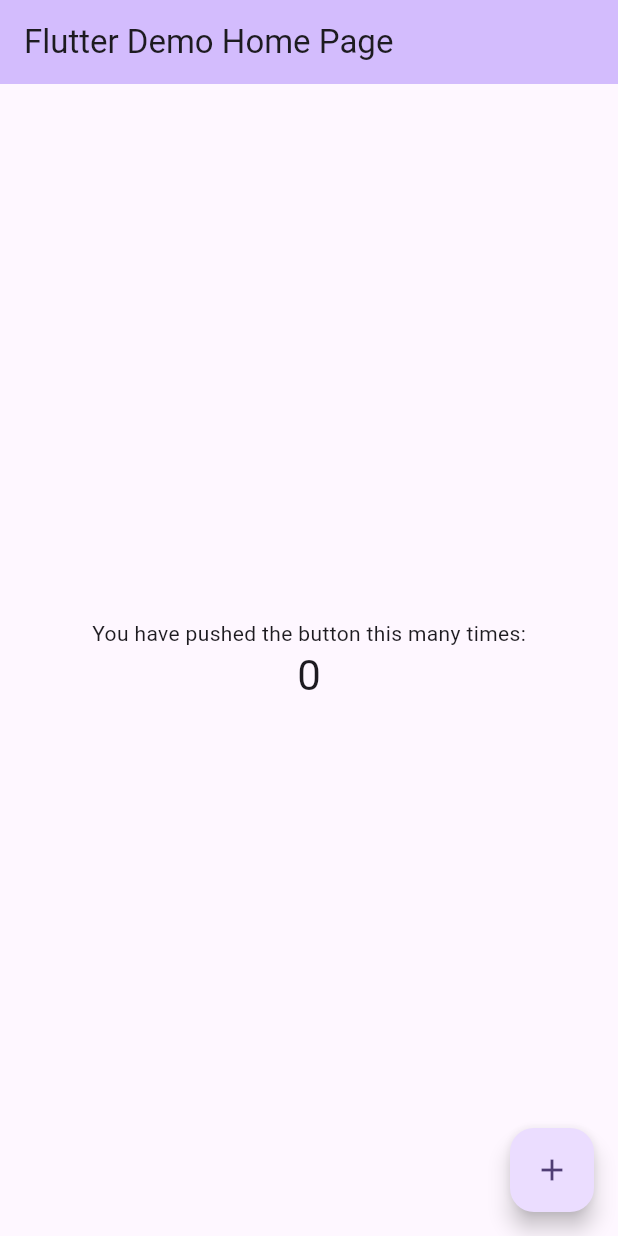
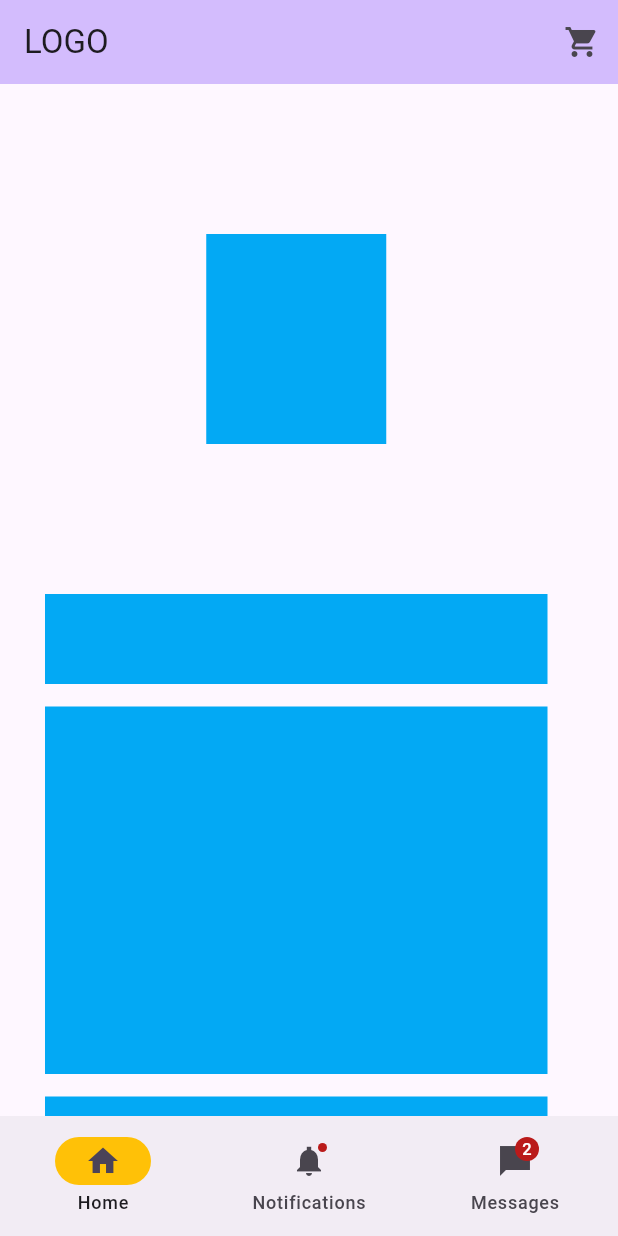
Before and after one commit to 2025-Australia-Internship/TripUS-Client, a Flutter app: the screen it shows after launch, on a phone screen of 412 x 824 dp. Run offline on Flutter 3.47's test engine with Material 3 defaults, Android fonts, the phone set to English and light mode, and no system bars.

Commit message:
create home page

```diff
--- a/lib/main.dart
+++ b/lib/main.dart
@@ -1,125 +1,7 @@
 import 'package:flutter/material.dart';
+import 'pages/home_page.dart';
 
 void main() {
+  //WidgetsFlutterBinding.ensureInitialized();
   runApp(const MyApp());
 }
-
-class MyApp extends StatelessWidget {
-  const MyApp({super.key});
-
-  // This widget is the root of your application.
-  @override
-  Widget build(BuildContext context) {
-    return MaterialApp(
-      title: 'Flutter Demo',
-      theme: ThemeData(
-        // This is the theme of your application.
-        //
-        // TRY THIS: Try running your application with "flutter run". You'll see
-        // the application has a purple toolbar. Then, without quitting the app,
-        // try changing the seedColor in the colorScheme below to Colors.green
-        // and then invoke "hot reload" (save your changes or press the "hot
-        // reload" button in a Flutter-supported IDE, or press "r" if you used
-        // the command line to start the app).
-        //
-        // Notice that the counter didn't reset back to zero; the application
-        // state is not lost during the reload. To reset the state, use hot
-        // restart instead.
-        //
-        // This works for code too, not just values: Most code changes can be
-        // tested with just a hot reload.
-        colorScheme: ColorScheme.fromSeed(seedColor: Colors.deepPurple),
-        useMaterial3: true,
-      ),
-      home: const MyHomePage(title: 'Flutter Demo Home Page'),
-    );
-  }
-}
-
-class MyHomePage extends StatefulWidget {
-  const MyHomePage({super.key, required this.title});
-
-  // This widget is the home page of your application. It is stateful, meaning
-  // that it has a State object (defined below) that contains fields that affect
-  // how it looks.
-
-  // This class is the configuration for the state. It holds the values (in this
-  // case the title) provided by the parent (in this case the App widget) and
-  // used by the build method of the State. Fields in a Widget subclass are
-  // always marked "final".
-
-  final String title;
-
-  @override
-  State<MyHomePage> createState() => _MyHomePageState();
-}
-
-class _MyHomePageState extends State<MyHomePage> {
-  int _counter = 0;
-
-  void _incrementCounter() {
-    setState(() {
-      // This call to setState tells the Flutter framework that something has
-      // changed in this State, which causes it to rerun the build method below
-      // so that the display can reflect the updated values. If we changed
-      // _counter without calling setState(), then the build method would not be
-      // called again, and so nothing would appear to happen.
-      _counter++;
-    });
-  }
-
-  @override
-  Widget build(BuildContext context) {
-    // This method is rerun every time setState is called, for instance as done
-    // by the _incrementCounter method above.
-    //
-    // The Flutter framework has been optimized to make rerunning build methods
-    // fast, so that you can just rebuild anything that needs updating rather
-    // than having to individually change instances of widgets.
-    return Scaffold(
-      appBar: AppBar(
-        // TRY THIS: Try changing the color here to a specific color (to
-        // Colors.amber, perhaps?) and trigger a hot reload to see the AppBar
-        // change color while the other colors stay the same.
-        backgroundColor: Theme.of(context).colorScheme.inversePrimary,
-        // Here we take the value from the MyHomePage object that was created by
-        // the App.build method, and use it to set our appbar title.
-        title: Text(widget.title),
-      ),
-      body: Center(
-        // Center is a layout widget. It takes a single child and positions it
-        // in the middle of the parent.
-        child: Column(
-          // Column is also a layout widget. It takes a list of children and
-          // arranges them vertically. By default, it sizes itself to fit its
-          // children horizontally, and tries to be as tall as its parent.
-          //
-          // Column has various properties to control how it sizes itself and
-          // how it positions its children. Here we use mainAxisAlignment to
-          // center the children vertically; the main axis here is the vertical
-          // axis because Columns are vertical (the cross axis would be
-          // horizontal).
-          //
-          // TRY THIS: Invoke "debug painting" (choose the "Toggle Debug Paint"
-          // action in the IDE, or press "p" in the console), to see the
-          // wireframe for each widget.
-          mainAxisAlignment: MainAxisAlignment.center,
-          children: <Widget>[
-            const Text(
-              'You have pushed the button this many times:',
-            ),
-            Text(
-              '$_counter',
-              style: Theme.of(context).textTheme.headlineMedium,
-            ),
-          ],
-        ),
-      ),
-      floatingActionButton: FloatingActionButton(
-        onPressed: _incrementCounter,
-        tooltip: 'Increment',
-        child: const Icon(Icons.add),
-      ), // This trailing comma makes auto-formatting nicer for build methods.
-    );
-  }
-}
--- /dev/null
+++ b/lib/pages/home_page.dart
@@ -0,0 +1,108 @@
+import 'package:flutter/material.dart';
+
+class MyApp extends StatelessWidget {
+  const MyApp({super.key});
+
+  // This widget is the root of your application.
+  @override
+  Widget build(BuildContext context) {
+    return MaterialApp(
+      title: 'Flutter Demo',
+      theme: ThemeData(
+        colorScheme: ColorScheme.fromSeed(seedColor: Colors.deepPurple),
+        useMaterial3: true,
+      ),
+      home: const MyHomePage(title: 'LOGO'),
+    );
+  }
+}
+
+class MyHomePage extends StatefulWidget {
+  const MyHomePage({super.key, required this.title});
+
+  final String title;
+
+  @override
+  State<MyHomePage> createState() => _MyHomePageState();
+}
+
+class _MyHomePageState extends State<MyHomePage> {
+  @override
+  Widget build(BuildContext context) {
+    int currentPageIndex = 0;
+
+    return Scaffold(
+      appBar: AppBar(
+        backgroundColor: Theme.of(context).colorScheme.inversePrimary,
+        title: Text(widget.title),
+        actions: [
+          IconButton(
+            icon: const Icon(Icons.shopping_cart),
+            tooltip: 'Open shopping cart',
+            onPressed: () {
+              // handle the press
+            },
+          ),
+        ],
+      ),
+      body: SingleChildScrollView(
+        child: Column(
+          mainAxisAlignment: MainAxisAlignment.center,
+          children: <Widget>[
+            Container(
+              margin: EdgeInsets.fromLTRB(30, 100, 0, 100),
+              width: 120,
+              height: 140,
+              color: Colors.lightBlue,
+            ),
+            Container(
+              margin: EdgeInsets.fromLTRB(30, 0, 0, 15),
+              width: 335,
+              height: 60,
+              color: Colors.lightBlue,
+            ),
+            Container(
+              margin: EdgeInsets.fromLTRB(30, 0, 0, 15),
+              width: 335,
+              height: 245,
+              color: Colors.lightBlue,
+            ),
+            Container(
+              margin: EdgeInsets.fromLTRB(30, 0, 0, 15),
+              width: 335,
+              height: 245,
+              color: Colors.lightBlue,
+            ),
+          ],
+        ),
+      ),
+      bottomNavigationBar: NavigationBar(
+        onDestinationSelected: (int index) {
+          setState(() {
+            currentPageIndex = index;
+          });
+        },
+        indicatorColor: Colors.amber,
+        selectedIndex: currentPageIndex,
+        destinations: const <Widget>[
+          NavigationDestination(
+            selectedIcon: Icon(Icons.home),
+            icon: Icon(Icons.home_outlined),
+            label: 'Home',
+          ),
+          NavigationDestination(
+            icon: Badge(child: Icon(Icons.notifications_sharp)),
+            label: 'Notifications',
+          ),
+          NavigationDestination(
+            icon: Badge(
+              label: Text('2'),
+              child: Icon(Icons.messenger_sharp),
+            ),
+            label: 'Messages',
+          ),
+        ],
+      ),
+    );
+  }
+}
```
Also changed, not shown: 20 other files.
